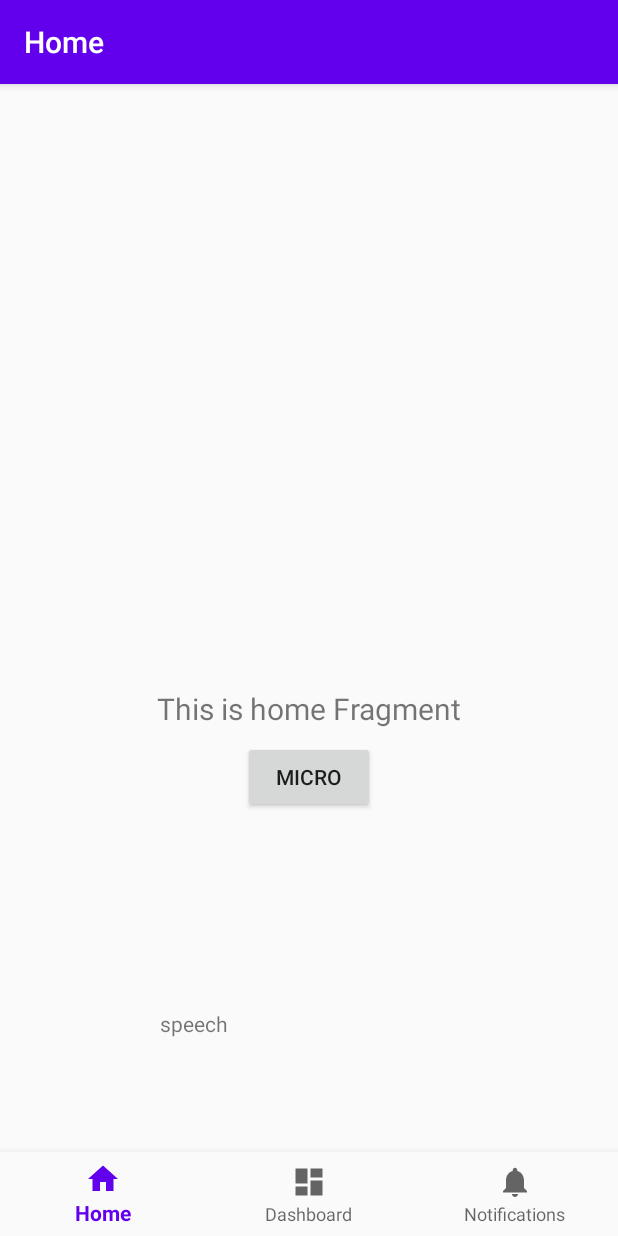
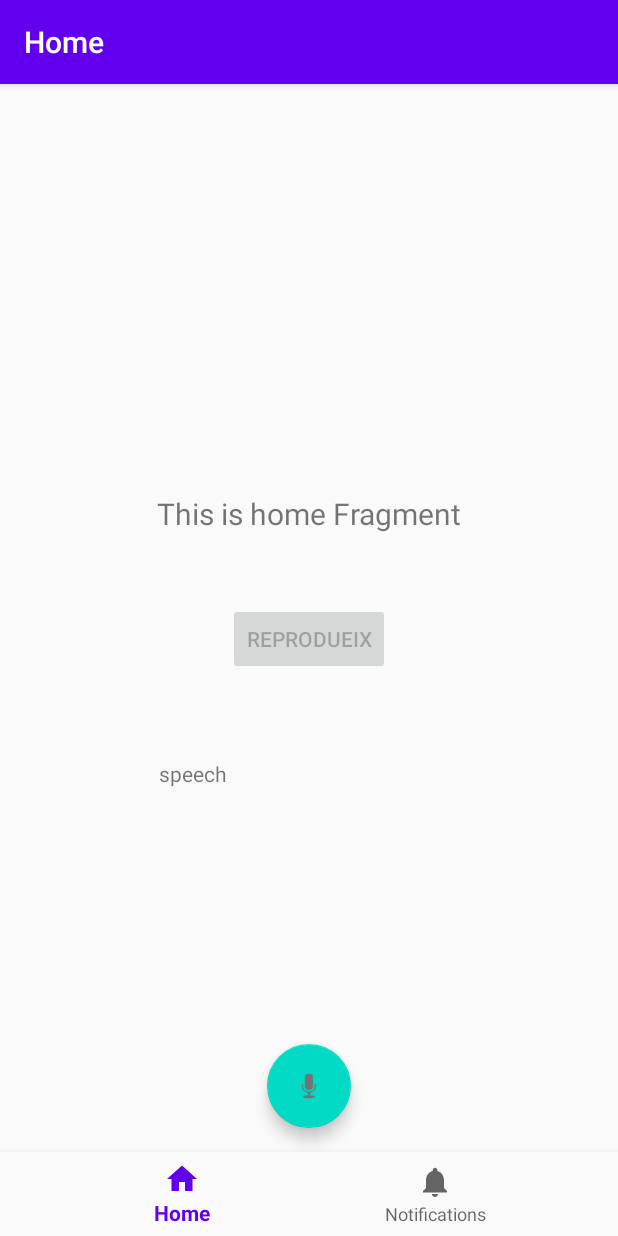
Before and after one commit to victorpm5/PTDMA-Newton, an Android app: the screen it shows after launch (MainActivity), on a phone screen of 412 x 824 dp. Run offline under Robolectric (Android 15) with nearby library versions, the phone set to English and light mode, and no system bars; our stand-ins replace navigation-ui.

Commit message:
Add demo TTS function to Home Fragment

```diff
--- a/app/src/main/java/com/victor/newton/MainActivity.kt
+++ b/app/src/main/java/com/victor/newton/MainActivity.kt
@@ -1,17 +1,12 @@
 package com.victor.newton
 
-import android.app.Activity
-import android.content.Intent
 import android.os.Bundle
-import android.speech.RecognizerIntent
-import android.widget.Button
-import android.widget.TextView
-import com.google.android.material.bottomnavigation.BottomNavigationView
 import androidx.appcompat.app.AppCompatActivity
 import androidx.navigation.findNavController
 import androidx.navigation.ui.AppBarConfiguration
 import androidx.navigation.ui.setupActionBarWithNavController
 import androidx.navigation.ui.setupWithNavController
+import com.google.android.material.bottomnavigation.BottomNavigationView
 
 class MainActivity : AppCompatActivity() {
 
@@ -24,30 +19,8 @@ class MainActivity : AppCompatActivity() {
         // Passing each menu ID as a set of Ids because each
         // menu should be considered as top level destinations.
         val appBarConfiguration = AppBarConfiguration(setOf(
-                R.id.navigation_home, R.id.navigation_dashboard, R.id.navigation_notifications))
+                R.id.navigation_home, R.id.navigation_notifications))
         setupActionBarWithNavController(navController, appBarConfiguration)
         navView.setupWithNavController(navController)
-
-
-
     }
-
-    fun graba(){
-//        var intent: Intent = Intent(RecognizerIntent.ACTION_RECOGNIZE_SPEECH)
-//        intent.putExtra(RecognizerIntent.EXTRA_LANGUAGE_MODEL, RecognizerIntent.LANGUAGE_MODEL_FREE_FORM)
-//        startActivityForResult(intent, 10)
-    }
-
-//    override fun onActivityResult(requestCode: Int, resultCode: Int, data: Intent?) {
-//        if(requestCode == 10 && resultCode == Activity.RESULT_OK){
-//            var results: List<String> = data!!.getStringArrayListExtra(RecognizerIntent.EXTRA_RESULTS)
-//            var spokenText = results.get(0)
-////            val speechRrecognizerHelper = SpeechRecognizerHelper(this)
-////            speechRrecognizerHelper.speechQuery(spokenText)
-//
-//            val speech: TextView = findViewById(R.id.speech)
-//            speech.setText(spokenText)
-//        }
-//        super.onActivityResult(requestCode, resultCode, data)
-//    }
 }
--- a/app/src/main/java/com/victor/newton/ui/home/HomeFragment.kt
+++ b/app/src/main/java/com/victor/newton/ui/home/HomeFragment.kt
@@ -4,6 +4,8 @@ import android.app.Activity
 import android.content.Intent
 import android.os.Bundle
 import android.speech.RecognizerIntent
+import android.speech.tts.TextToSpeech
+import android.util.Log
 import android.view.LayoutInflater
 import android.view.View
 import android.view.ViewGroup
@@ -12,13 +14,17 @@ import android.widget.TextView
 import androidx.fragment.app.Fragment
 import androidx.lifecycle.Observer
 import androidx.lifecycle.ViewModelProviders
+import com.google.android.material.floatingactionbutton.FloatingActionButton
 import com.victor.newton.R
+import java.util.*
 
-class HomeFragment : Fragment() {
+class HomeFragment : Fragment(),TextToSpeech.OnInitListener {
 
     private lateinit var homeViewModel: HomeViewModel
     private var SPEECH_REQUEST_CODE: Int = 14
     private var resultat: TextView? = null
+    private var tts: TextToSpeech? = null
+    private var buttonReprodueix: Button? = null
 
     override fun onCreateView(
             inflater: LayoutInflater,
@@ -33,16 +39,46 @@ class HomeFragment : Fragment() {
             textView.text = it
         })
 
-        val micro: Button = root.findViewById(R.id.micro)
+        //Declarem coses de la UI
+        val buttonGraba: FloatingActionButton = root.findViewById(R.id.button_graba)
+        buttonReprodueix = root.findViewById(R.id.button_reprodueix)
         resultat = root.findViewById(R.id.speech)
 
-        micro.setOnClickListener {
+        buttonReprodueix!!.isEnabled = false
+
+        //Declarem TTS
+        tts = TextToSpeech(root.context, this)
+
+        //Associem accions
+        buttonGraba.setOnClickListener {
             graba()
         }
+
+        buttonReprodueix!!.setOnClickListener {
+            reprodueixSo()
+        }
+
+
         return root
     }
 
-    fun graba(){
+    override fun onInit(status: Int) {
+        if (status == TextToSpeech.SUCCESS) {
+            // set US English as language for tts
+            val result = tts!!.setLanguage(Locale.US)
+
+            if (result == TextToSpeech.LANG_MISSING_DATA || result == TextToSpeech.LANG_NOT_SUPPORTED) {
+                Log.e("TTS","The Language specified is not supported!")
+            } else {
+                buttonReprodueix!!.isEnabled = true
+            }
+
+        } else {
+            Log.e("TTS", "Initilization Failed!")
+        }
+    }
+
+    private fun graba(){
         val intent = Intent(RecognizerIntent.ACTION_RECOGNIZE_SPEECH)
         intent.putExtra(RecognizerIntent.EXTRA_LANGUAGE_PREFERENCE, "en")
         intent.putExtra(RecognizerIntent.EXTRA_LANGUAGE_MODEL, RecognizerIntent.LANGUAGE_MODEL_FREE_FORM)
@@ -52,10 +88,25 @@ class HomeFragment : Fragment() {
     override fun onActivityResult(requestCode: Int, resultCode: Int, data: Intent?) {
         if (requestCode == SPEECH_REQUEST_CODE && resultCode == Activity.RESULT_OK) {
             val results: List<String> = data!!.getStringArrayListExtra(RecognizerIntent.EXTRA_RESULTS)
-            val spokenText = results.get(0)
-            resultat?.setText(spokenText)
+            val spokenText = results[0]
+            resultat?.text = spokenText
         }
         super.onActivityResult(requestCode, resultCode, data)
     }
 
+    private fun reprodueixSo(){
+        val text = resultat!!.text.toString()
+        tts!!.speak(text, TextToSpeech.QUEUE_FLUSH, null,"")
+    }
+
+    override fun onDestroy() {
+        if (tts != null) {
+            tts!!.stop()
+            tts!!.shutdown()
+        }
+        super.onDestroy()
+    }
+
+
+
 }
--- a/app/src/main/res/layout/activity_main.xml
+++ b/app/src/main/res/layout/activity_main.xml
@@ -1,6 +1,7 @@
 <?xml version="1.0" encoding="utf-8"?>
 <androidx.constraintlayout.widget.ConstraintLayout xmlns:android="http://schemas.android.com/apk/res/android"
     xmlns:app="http://schemas.android.com/apk/res-auto"
+    xmlns:tools="http://schemas.android.com/tools"
     android:id="@+id/container"
     android:layout_width="match_parent"
     android:layout_height="match_parent"
@@ -16,7 +17,9 @@
         app:layout_constraintBottom_toBottomOf="parent"
         app:layout_constraintLeft_toLeftOf="parent"
         app:layout_constraintRight_toRightOf="parent"
-        app:menu="@menu/bottom_nav_menu" />
+        app:menu="@menu/bottom_nav_menu">
+
+    </com.google.android.material.bottomnavigation.BottomNavigationView>
 
     <fragment
         android:id="@+id/nav_host_fragment"
@@ -25,9 +28,11 @@
         android:layout_height="match_parent"
         app:defaultNavHost="true"
         app:layout_constraintBottom_toTopOf="@id/nav_view"
+        app:layout_constraintHorizontal_bias="0.0"
         app:layout_constraintLeft_toLeftOf="parent"
         app:layout_constraintRight_toRightOf="parent"
         app:layout_constraintTop_toTopOf="parent"
+        app:layout_constraintVertical_bias="1.0"
         app:navGraph="@navigation/mobile_navigation" />
 
 </androidx.constraintlayout.widget.ConstraintLayout>
--- a/app/src/main/res/layout/fragment_home.xml
+++ b/app/src/main/res/layout/fragment_home.xml
@@ -17,18 +17,20 @@
         android:textSize="20sp"
         app:layout_constraintBottom_toBottomOf="parent"
         app:layout_constraintEnd_toEndOf="parent"
+        app:layout_constraintHorizontal_bias="0.0"
         app:layout_constraintStart_toStartOf="parent"
-        app:layout_constraintTop_toTopOf="parent" />
+        app:layout_constraintTop_toTopOf="parent"
+        app:layout_constraintVertical_bias="0.308" />
 
     <Button
-        android:id="@+id/micro"
+        android:id="@+id/button_reprodueix"
         android:layout_width="wrap_content"
         android:layout_height="wrap_content"
         android:layout_marginStart="161dp"
         android:layout_marginTop="46dp"
         android:layout_marginEnd="162dp"
         android:layout_marginBottom="65dp"
-        android:text="micro"
+        android:text="Reprodueix"
         app:layout_constraintBottom_toTopOf="@+id/speech"
         app:layout_constraintEnd_toEndOf="parent"
         app:layout_constraintStart_toStartOf="parent"
@@ -39,12 +41,23 @@
         android:layout_width="222dp"
         android:layout_height="74dp"
         android:layout_marginStart="106dp"
-        android:layout_marginTop="65dp"
+        android:layout_marginTop="56dp"
         android:layout_marginEnd="83dp"
-        android:layout_marginBottom="115dp"
         android:text="speech"
+        app:layout_constraintEnd_toEndOf="parent"
+        app:layout_constraintHorizontal_bias="0.0"
+        app:layout_constraintStart_toStartOf="parent"
+        app:layout_constraintTop_toBottomOf="@+id/button_reprodueix" />
+
+    <com.google.android.material.floatingactionbutton.FloatingActionButton
+        android:id="@+id/button_graba"
+        android:layout_width="wrap_content"
+        android:layout_height="wrap_content"
+        android:layout_marginBottom="72dp"
+        android:clickable="true"
+        android:src="@android:drawable/ic_btn_speak_now"
         app:layout_constraintBottom_toBottomOf="parent"
         app:layout_constraintEnd_toEndOf="parent"
-        app:layout_constraintStart_toStartOf="parent"
-        app:layout_constraintTop_toBottomOf="@+id/micro" />
+        app:layout_constraintHorizontal_bias="0.5"
+        app:layout_constraintStart_toStartOf="parent" />
 </androidx.constraintlayout.widget.ConstraintLayout>
--- a/app/src/main/res/menu/bottom_nav_menu.xml
+++ b/app/src/main/res/menu/bottom_nav_menu.xml
@@ -7,11 +7,6 @@
         android:title="@string/title_home" />
 
     <item
-        android:id="@+id/navigation_dashboard"
-        android:icon="@drawable/ic_dashboard_black_24dp"
-        android:title="@string/title_dashboard" />
-
-    <item
         android:id="@+id/navigation_notifications"
         android:icon="@drawable/ic_notifications_black_24dp"
         android:title="@string/title_notifications" />
--- a/app/src/main/res/navigation/mobile_navigation.xml
+++ b/app/src/main/res/navigation/mobile_navigation.xml
@@ -12,12 +12,6 @@
         tools:layout="@layout/fragment_home" />
 
     <fragment
-        android:id="@+id/navigation_dashboard"
-        android:name="com.victor.newton.ui.dashboard.DashboardFragment"
-        android:label="@string/title_dashboard"
-        tools:layout="@layout/fragment_dashboard" />
-
-    <fragment
         android:id="@+id/navigation_notifications"
         android:name="com.victor.newton.ui.notifications.NotificationsFragment"
         android:label="@string/title_notifications"
```
Also changed, not shown: app/src/main/java/com/victor/newton/ui/dashboard/DashboardFragment.kt (deleted, +0 -31 lines), app/src/main/java/com/victor/newton/ui/dashboard/DashboardViewModel.kt (deleted, +0 -13 lines), app/src/main/res/layout/fragment_dashboard.xml (deleted, +0 -22 lines).
